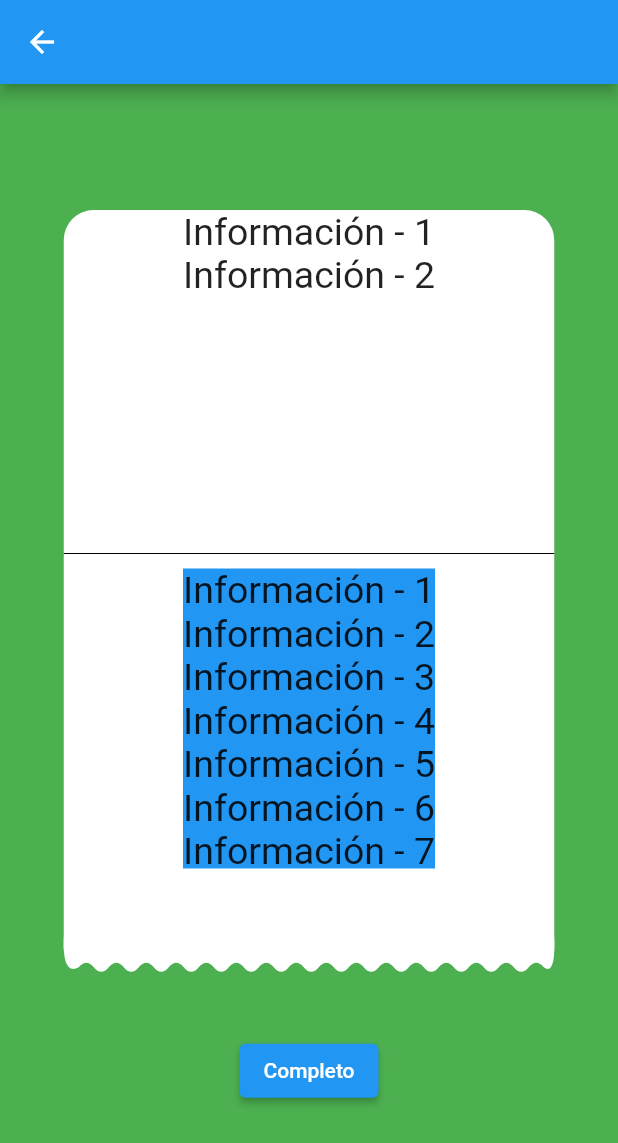
After one commit to angelwayar/widgets_guide, a Flutter app: the TweenAnimation screen opened directly, after a tap on "Container Tween-Transform Animation", on a phone screen of 412 x 824 dp. The commit adds this screen. Shown: the top 1143 px of the screen. Run offline on Flutter 3.47's test engine with Material 2 defaults, Android fonts, the phone set to English and light mode, and no system bars.

Commit message:
Tween_Transform-translate over a container

```diff
--- a/lib/home.dart
+++ b/lib/home.dart
@@ -1,5 +1,5 @@
 import 'package:flutter/material.dart';
-import 'package:widgets_guide/tween-animation/tween_animation.dart';
+import 'tween_transform-animation/tween_animation.dart';
 
 class HomePage extends StatelessWidget {
   const HomePage({Key? key}) : super(key: key);
--- a/lib/tween-animation/container/container_tween_animation.dart
+++ /dev/null
@@ -1,17 +0,0 @@
-import 'package:flutter/material.dart';
-
-class ContainerTweenAnimation extends StatelessWidget {
-  const ContainerTweenAnimation({Key? key}) : super(key: key);
-
-  @override
-  Widget build(BuildContext context) {
-    return Scaffold(
-      appBar: AppBar(),
-      body: Container(
-        height: 200,
-        width: 200,
-        color: Colors.red,
-      ),
-    );
-  }
-}
--- /dev/null
+++ b/lib/tween_transform-animation/container/container_tween-transform_animation.dart
@@ -0,0 +1,128 @@
+import 'package:flutter/material.dart';
+import 'package:widgets_guide/utils/content/content_widget.dart';
+
+class ContainerTweenTransformAnimation extends StatelessWidget {
+  const ContainerTweenTransformAnimation({Key? key}) : super(key: key);
+
+  @override
+  Widget build(BuildContext context) {
+    final double _height = MediaQuery.of(context).size.height;
+    final double _width = MediaQuery.of(context).size.width;
+
+    return Scaffold(
+      backgroundColor: Colors.green,
+      appBar: AppBar(),
+      body: Stack(
+        alignment: AlignmentDirectional.bottomCenter,
+        clipBehavior: Clip.none,
+        children: [
+          Align(
+            child: TweenAnimationBuilder<double>(
+              tween: Tween(begin: 0.0, end: 1.0),
+              duration: Duration(milliseconds: 750),
+              child: Container(
+                height: 600,
+                width: 327,
+                child: Column(
+                  mainAxisAlignment: MainAxisAlignment.center,
+                  children: [
+                    ContentWidgetStatic(),
+                    Spacer(),
+                    Divider(
+                      color: Colors.black,
+                      height: 20,
+                    ),
+                    ContentWidget(),
+                    Spacer(),
+                  ],
+                ),
+                decoration: BoxDecoration(
+                  color: Colors.white,
+                  borderRadius: BorderRadius.only(
+                    topLeft: Radius.circular(20),
+                    topRight: Radius.circular(20),
+                  ),
+                ),
+              ),
+              builder: (context, value, child) {
+                return Transform.translate(
+                  offset: Offset(0.0, (_height * 0.7) * (1 - value)),
+                  child: child,
+                );
+              },
+            ),
+          ),
+          Positioned(
+            top: _height * 0.7,
+            child: Container(
+              height: 150,
+              width: _width,
+              alignment: Alignment.topCenter,
+              color: Colors.green,
+              child: Column(
+                children: [
+                  CustomPaint(
+                    size: const Size(327, 12),
+                    painter: WavePainter(),
+                  ),
+                  Spacer(),
+                  ElevatedButton(
+                    onPressed: () {},
+                    child: Text('Completo'),
+                  ),
+                  Spacer(),
+                ],
+              ),
+            ),
+          ),
+        ],
+      ),
+    );
+  }
+}
+
+class WavePainter extends CustomPainter {
+  @override
+  void paint(Canvas canvas, Size size) {
+    double xAxis = -1;
+    double endXAxis = 10;
+    final int symbol = -1;
+    int factor = -6;
+
+    /// This instance is for customize your brush like:
+    /// color, strokeWidth, fill or stroke, etc..
+    final paint = Paint()
+      ..color = Colors.white
+      ..style = PaintingStyle.fill;
+
+    /// This instance is for drawing.
+    /// With this the figure is assemble
+    final path = Path();
+
+    /// Drawing the figure
+    path.moveTo(0, size.height - 20);
+    while (endXAxis < size.width) {
+      factor *= symbol;
+
+      path.quadraticBezierTo(
+          xAxis, size.height + factor, endXAxis, size.height);
+
+      if (xAxis == -1) {
+        xAxis = 15;
+      } else {
+        xAxis += 10;
+      }
+      endXAxis += 10;
+    }
+    path.quadraticBezierTo(328, size.height + 6, size.width, size.height - 20);
+    path.close();
+
+    /// This method displays the figure on the screen
+    canvas.drawPath(path, paint);
+  }
+
+  @override
+  bool shouldRepaint(covariant CustomPainter oldDelegate) {
+    return false;
+  }
+}
--- a/lib/tween-animation/tween_animation.dart
+++ b/lib/tween_transform-animation/tween_animation.dart
@@ -1,6 +1,6 @@
 import 'package:flutter/material.dart';
 
-import 'container/container_tween_animation.dart';
+import 'container/container_tween-transform_animation.dart';
 
 class TweenAnimation extends StatelessWidget {
   const TweenAnimation({Key? key}) : super(key: key);
@@ -17,10 +17,10 @@ class TweenAnimation extends StatelessWidget {
               onPressed: () => Navigator.push(
                 context,
                 MaterialPageRoute(
-                  builder: (_) => ContainerTweenAnimation(),
+                  builder: (_) => ContainerTweenTransformAnimation(),
                 ),
               ),
-              child: Text('Container Tween Animation'),
+              child: Text('Container Tween-Transform Animation'),
             ),
           ],
         ),
--- /dev/null
+++ b/lib/utils/content/content_widget.dart
@@ -0,0 +1,77 @@
+import 'package:flutter/material.dart';
+
+/// Contenido dummy para un widget
+/// Esta clase consta de un Container, SingleChildScrollView y una Column
+class ContentWidget extends StatelessWidget {
+  const ContentWidget({Key? key}) : super(key: key);
+
+  @override
+  Widget build(BuildContext context) {
+    return Container(
+      height: 200,
+      color: Colors.blue,
+      child: SingleChildScrollView(
+        child: Column(
+          mainAxisAlignment: MainAxisAlignment.center,
+          children: [
+            Text(
+              'Información - 1',
+              style: TextStyle(fontSize: 25),
+            ),
+            Text(
+              'Información - 2',
+              style: TextStyle(fontSize: 25),
+            ),
+            Text(
+              'Información - 3',
+              style: TextStyle(fontSize: 25),
+            ),
+            Text(
+              'Información - 4',
+              style: TextStyle(fontSize: 25),
+            ),
+            Text(
+              'Información - 5',
+              style: TextStyle(fontSize: 25),
+            ),
+            Text(
+              'Información - 6',
+              style: TextStyle(fontSize: 25),
+            ),
+            Text(
+              'Información - 7',
+              style: TextStyle(fontSize: 25),
+            ),
+            Text(
+              'Información - 8',
+              style: TextStyle(fontSize: 25),
+            ),
+          ],
+        ),
+      ),
+    );
+  }
+}
+
+/// Contenido estatico para un widget
+/// Esta clase contiene una columna
+class ContentWidgetStatic extends StatelessWidget {
+  const ContentWidgetStatic({Key? key}) : super(key: key);
+
+  @override
+  Widget build(BuildContext context) {
+    return Column(
+      mainAxisAlignment: MainAxisAlignment.center,
+      children: [
+        Text(
+          'Información - 1',
+          style: TextStyle(fontSize: 25),
+        ),
+        Text(
+          'Información - 2',
+          style: TextStyle(fontSize: 25),
+        ),
+      ],
+    );
+  }
+}
```
